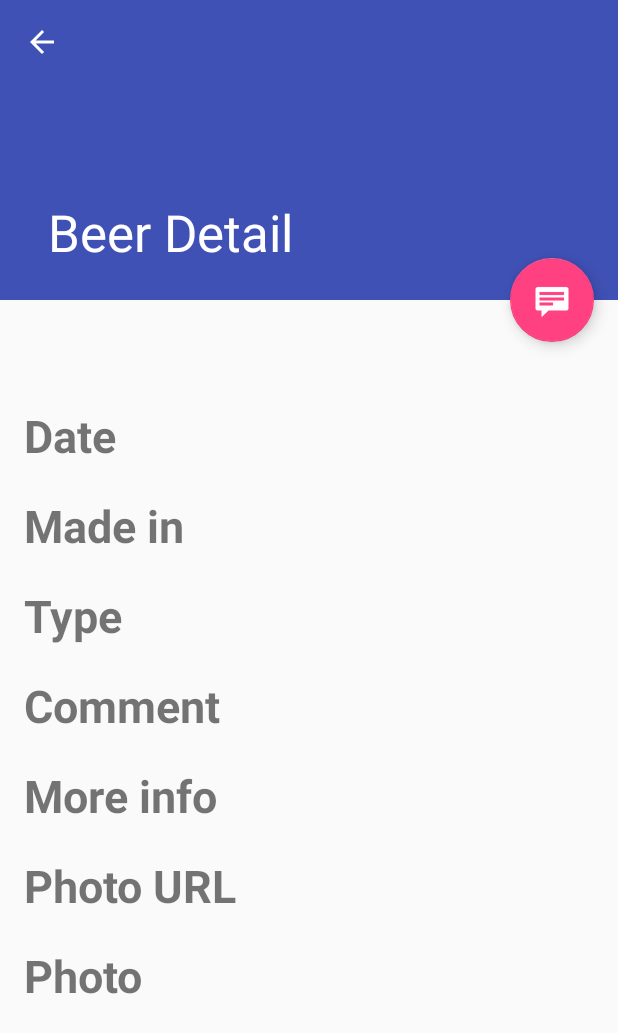
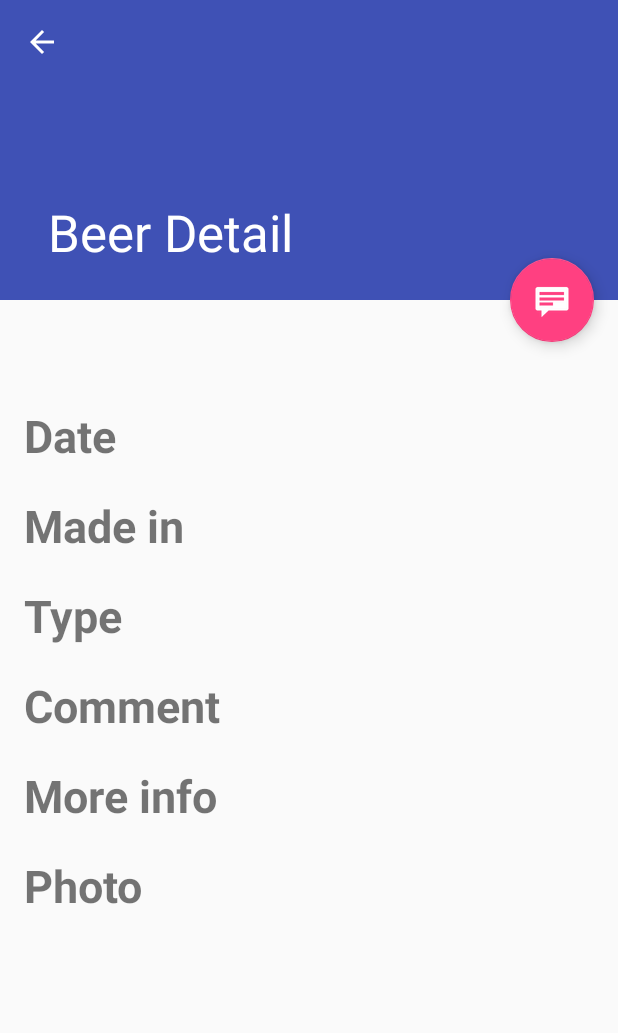
Before and after one commit to juan-filgueiras-rilo/IPM-P2, an Android app: the BeerDetailFragment screen opened directly, with no data from a screen before it, on a phone screen of 412 x 824 dp. Shown: the top 1033 px of the screen. Run offline under Robolectric (Android 15) with nearby library versions, the phone set to English and light mode, and no system bars; libraries missing offline, so code that uses them is left out: com.google.api.client, com.google.api.services, com.nostra13.universalimageloader; 8 statements that could not run were skipped.

Commit message:
ya no se muestra la URL de la foto en la vista

```diff
--- a/Beers/app/src/main/java/es/udc/fic/ipm/beers/BeerDetailFragment.java
+++ b/Beers/app/src/main/java/es/udc/fic/ipm/beers/BeerDetailFragment.java
@@ -171,7 +171,6 @@ public class BeerDetailFragment extends Fragment {
             ((TextView) rootView.findViewById(R.id.content_type)).setText(type);
             ((TextView) rootView.findViewById(R.id.content_comment)).setText(comment);
             ((TextView) rootView.findViewById(R.id.content_more_info)).setText(moreInfo);
-            ((TextView) rootView.findViewById(R.id.content_photo_url)).setText(photoURL);
             ImageView imageview = (ImageView) rootView.findViewById(R.id.beer_photo_viewer);
             ImageLoader imageLoader = ImageLoader.getInstance();
             //si el imageloader ya está iniciado, no hacemos nada
--- a/Beers/app/src/main/res/layout/beer_detail.xml
+++ b/Beers/app/src/main/res/layout/beer_detail.xml
@@ -127,20 +127,6 @@
                 android:layout_width="wrap_content"
                 android:layout_height="wrap_content"
                 android:layout_below="@id/title_more_info" />
-
-            <TextView
-                android:id="@+id/title_photo_url"
-                android:layout_width="wrap_content"
-                android:layout_height="wrap_content"
-                android:textSize="30dp"
-                android:textStyle="bold"
-                android:text="@string/beer_photo_url"
-                android:layout_below="@id/content_more_info" />
-            <TextView
-                android:id="@+id/content_photo_url"
-                android:layout_width="wrap_content"
-                android:layout_height="wrap_content"
-                android:layout_below="@id/title_photo_url" />
             <TextView
                 android:id="@+id/title_photo_viewer"
                 android:layout_width="wrap_content"
@@ -148,7 +134,7 @@
                 android:textSize="30dp"
                 android:textStyle="bold"
                 android:text="@string/beer_photo"
-                android:layout_below="@id/content_photo_url" />
+                android:layout_below="@id/content_more_info" />
             <ImageView
                 android:id="@+id/beer_photo_viewer"
                 android:layout_width="wrap_content"
```
